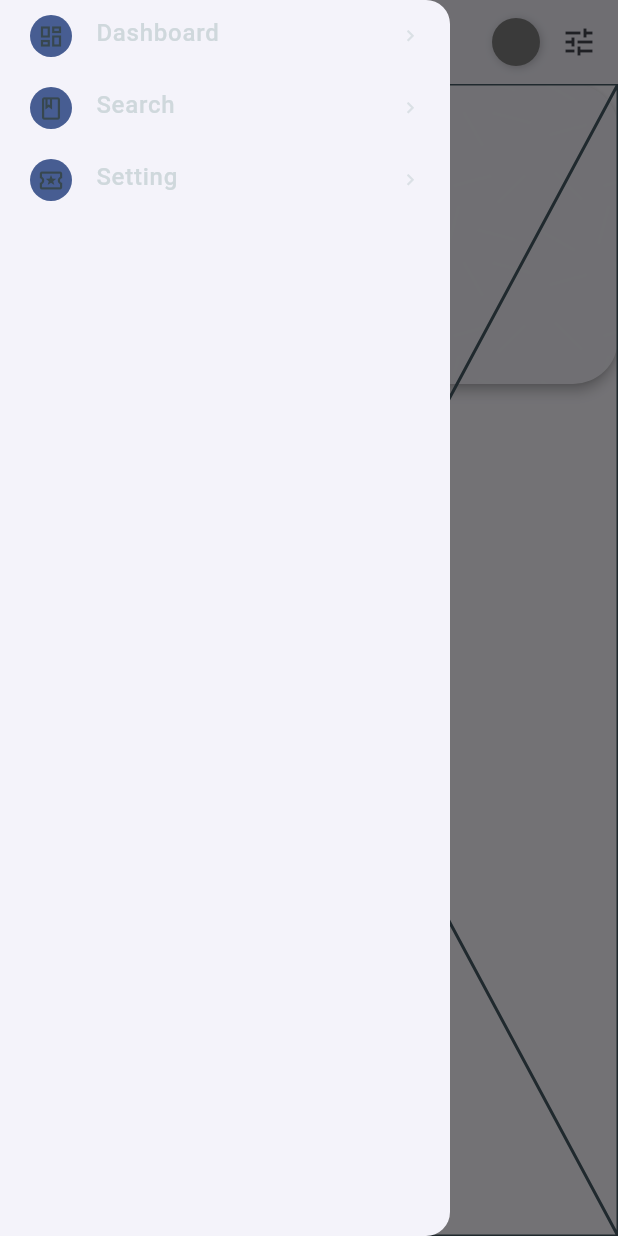
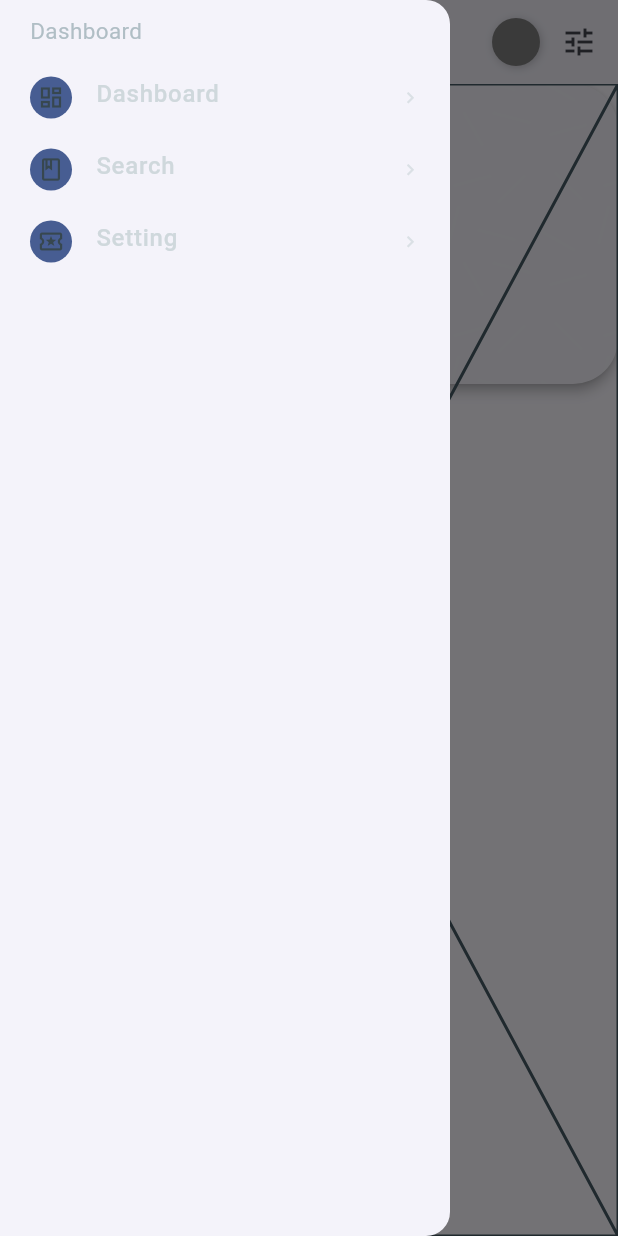
Before and after one commit to reypryma/catalog_do, a Flutter app: the screen it shows after launch, with the side drawer open, on a phone screen of 412 x 824 dp. Run offline on Flutter 3.47's test engine with Material 3 defaults, Android fonts, the phone set to English and light mode, and no system bars; drawn by our look-alikes of loader_overlay; our stand-ins replace google_fonts, shared_preferences; Roboto replaces fonts that are missing (Nanum Gothic Coding, Roboto Serif).

Commit message:
update menu

```diff
--- a/lib/data/menu_data.dart
+++ b/lib/data/menu_data.dart
@@ -9,6 +9,7 @@ String navMenuTitle = currentUser.title;
 String navMenuSubtitle = currentUser.profession;
 
 List<NavMenuItem> allMenuItem = [
+  NavMenuItem(route: "", count: 1, title: "Dashboard", brief: "", icon: iconDashboard, type: "section"),
   NavMenuItem(route: PageRoutes.dashboard, count: 1, title: "Dashboard", brief: "", icon: iconDashboard, type: "menu"),
   NavMenuItem(route: PageRoutes.searchProduct, count: 1, title: "Search", brief: "", icon: iconBlogs, type: "menu"),
   NavMenuItem(route: PageRoutes.setting, count: 1, title: "Setting", brief: "", icon: iconBlogCategories, type: "menu"),
```
